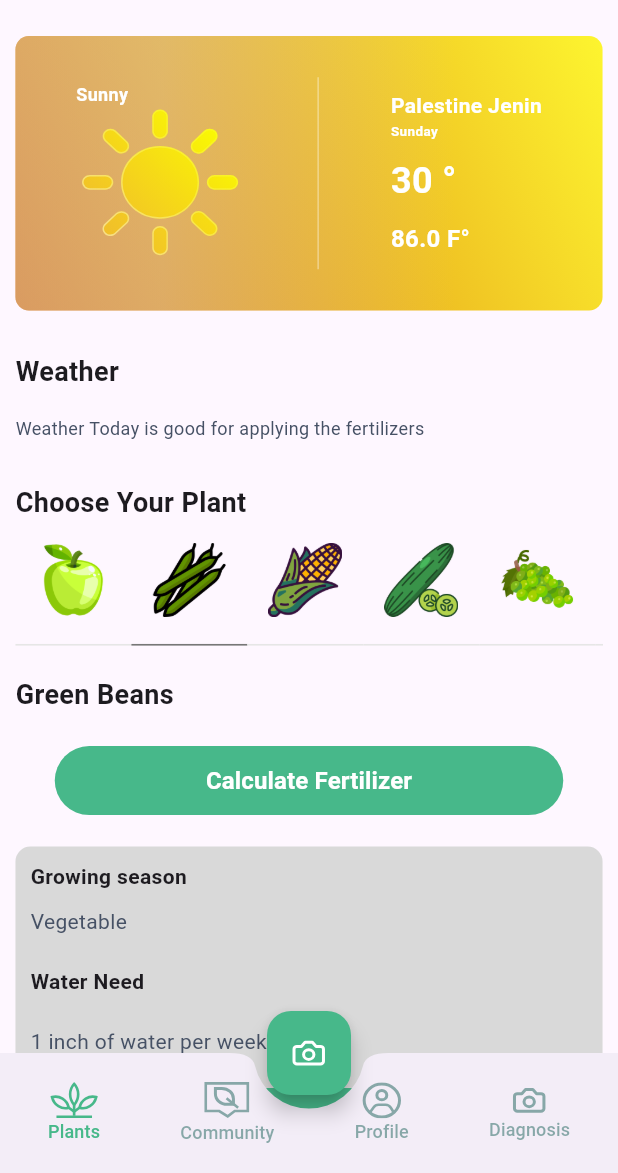
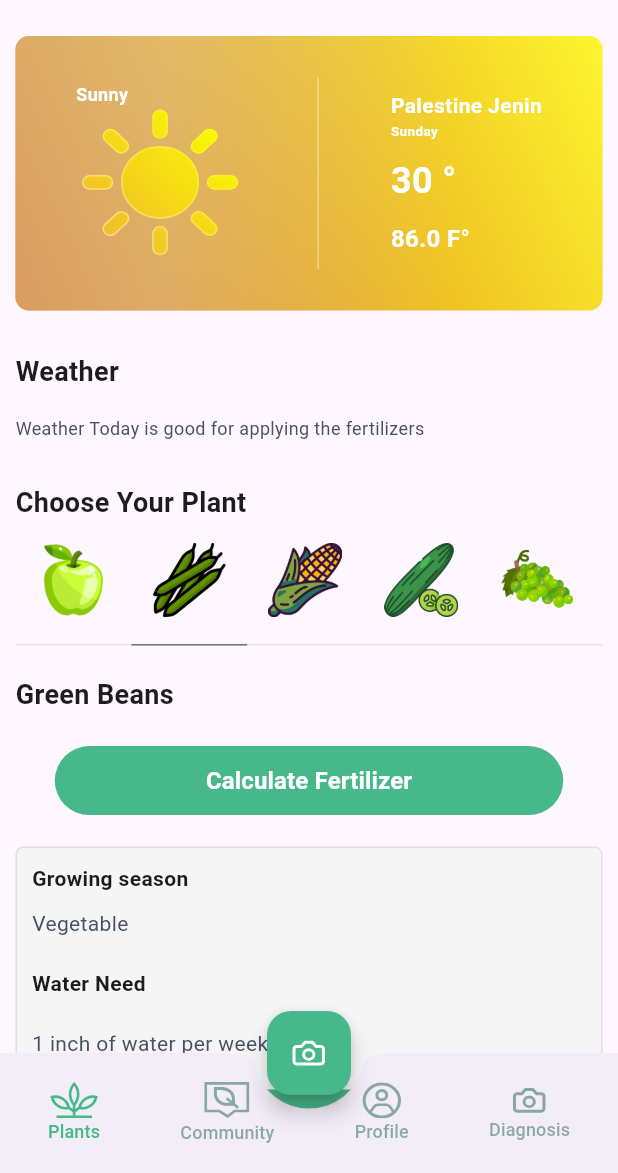
Before and after one commit to PlantieTeam/PlantieMobileApp, a Flutter app: the screen it shows after launch, on a phone screen of 412 x 824 dp, the part 63-1236 px from its top. Run offline on Flutter 3.47's test engine with Material 3 defaults, Android fonts, the phone set to English and light mode, and no system bars; drawn by our look-alikes of flip_card; our stand-ins replace bloc, equatable, flutter_bloc, flutter_svg.

Commit message:
Update the UI

```diff
--- a/lib/pages/home_page.dart
+++ b/lib/pages/home_page.dart
@@ -114,8 +114,9 @@ class _MyWidgetState extends State<HomePage> {
                           padding: const EdgeInsets.all(10),
                           margin: const EdgeInsets.only(top: 20),
                           decoration: BoxDecoration(
-                            borderRadius: BorderRadius.circular(10),
-                            color: const Color(0xffD9D9D9),
+                            borderRadius: BorderRadius.circular(5),
+                            color: Colors.grey.shade100,
+                            border: Border.all(color: Colors.grey.shade300),
                           ),
                           child: Column(
                               crossAxisAlignment: CrossAxisAlignment.start,
```
